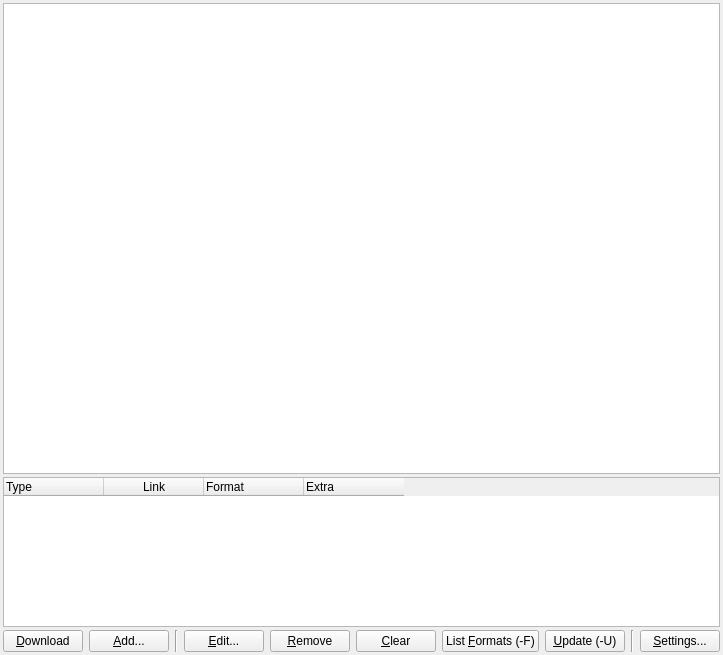
The window that src/mainwindow.ui (igor-marinescu/YouDownUI) describes before a commit, drawn with Qt 5.
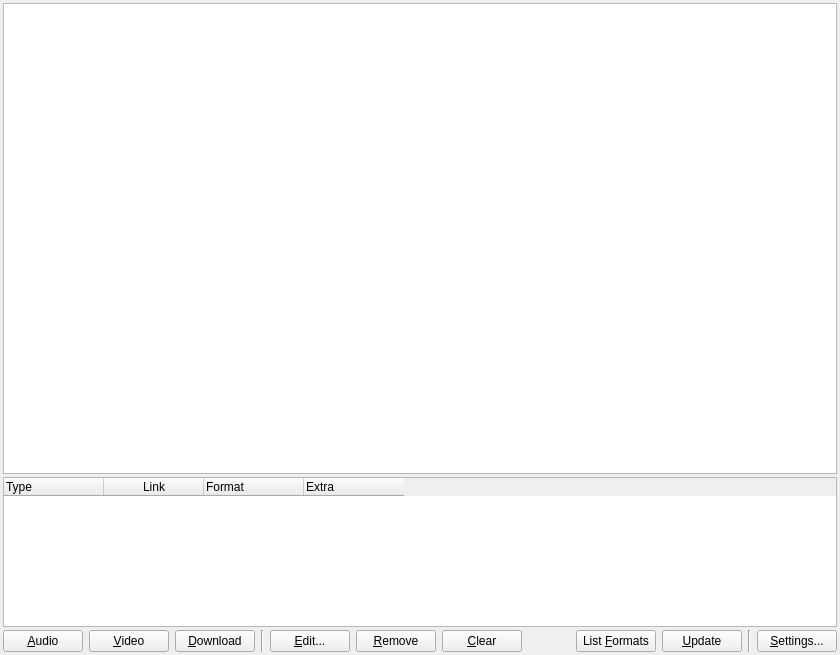
The same window after the commit.

Commit message: Build 1.2 - MOdifing Add Audio/Video Buttons Functionality

```diff
--- a/src/mainwindow.ui
+++ b/src/mainwindow.ui
@@ -6,7 +6,7 @@
    <rect>
     <x>0</x>
     <y>0</y>
-    <width>708</width>
+    <width>840</width>
     <height>655</height>
    </rect>
   </property>
@@ -70,7 +70,7 @@
         <string>Type</string>
        </property>
        <property name="textAlignment">
-        <set>AlignLeading|AlignVCenter</set>
+        <set>AlignLeft|AlignVCenter</set>
        </property>
       </column>
       <column>
@@ -83,7 +83,7 @@
         <string>Format</string>
        </property>
        <property name="textAlignment">
-        <set>AlignLeading|AlignVCenter</set>
+        <set>AlignLeft|AlignVCenter</set>
        </property>
       </column>
       <column>
@@ -91,27 +91,34 @@
         <string>Extra</string>
        </property>
        <property name="textAlignment">
-        <set>AlignLeading|AlignVCenter</set>
+        <set>AlignLeft|AlignVCenter</set>
        </property>
       </column>
      </widget>
     </item>
     <item>
      <layout class="QHBoxLayout" name="horizontalLayout_2">
+      <item>
+       <widget class="QPushButton" name="btnAudio">
+        <property name="text">
+         <string>&amp;Audio</string>
+        </property>
+       </widget>
+      </item>
+      <item>
+       <widget class="QPushButton" name="btnVideo">
+        <property name="text">
+         <string>&amp;Video</string>
+        </property>
+       </widget>
+      </item>
       <item>
        <widget class="QPushButton" name="btnDownload">
         <property name="text">
          <string>&amp;Download</string>
         </property>
         <property name="checkable">
-         <bool>true</bool>
-        </property>
-       </widget>
-      </item>
-      <item>
-       <widget class="QPushButton" name="btnAdd">
-        <property name="text">
-         <string>&amp;Add...</string>
+         <bool>false</bool>
         </property>
        </widget>
       </item>
@@ -159,14 +166,14 @@
       <item>
        <widget class="QPushButton" name="btnListFormats">
         <property name="text">
-         <string>List &amp;Formats (-F)</string>
+         <string>List &amp;Formats</string>
         </property>
        </widget>
       </item>
       <item>
        <widget class="QPushButton" name="btnUpdate">
         <property name="text">
-         <string>&amp;Update (-U)</string>
+         <string>&amp;Update</string>
         </property>
        </widget>
       </item>
```
Left out of the diff: 1 changed line with no effect on the pictures. The commit also changes 7 other files.
